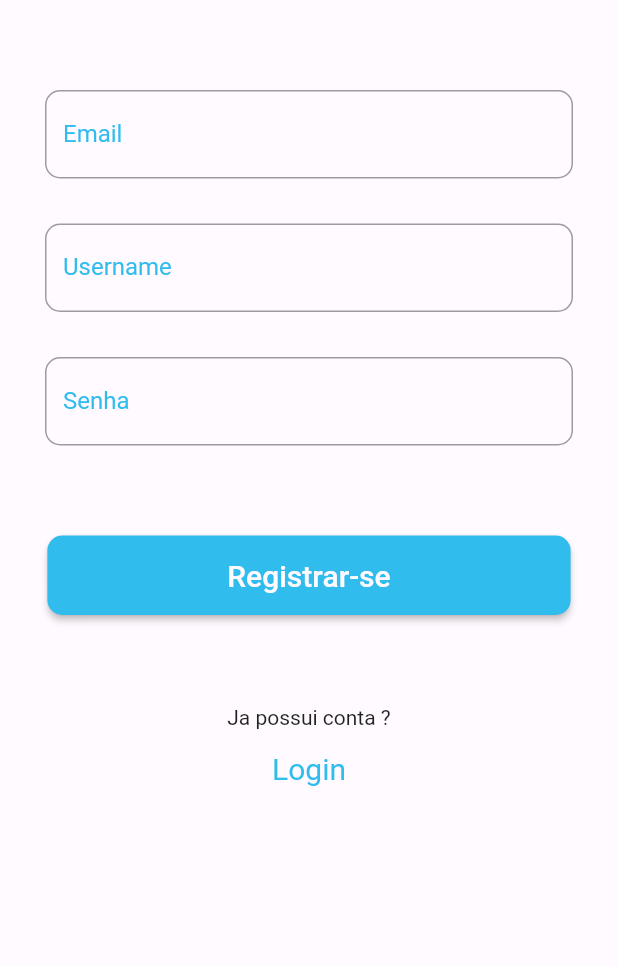
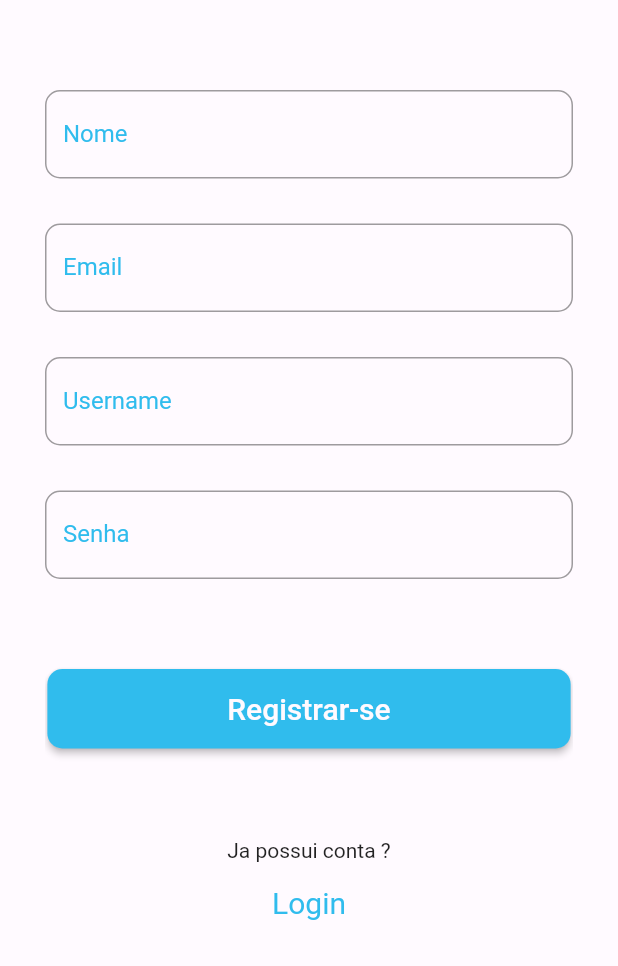
Before and after one commit to Rafael-Franchini/Gerenciador-de-projetos, a Flutter app: the Registrar screen opened by its route, on a phone screen of 412 x 824 dp, the part 270-1236 px from its top. Run offline on Flutter 3.47's test engine with Material 2 defaults, Android fonts, the phone set to English and light mode, and no system bars.

Commit message:
Criacao de arquivos obj

```diff
--- /dev/null
+++ b/gerenciadorprojetos/lib/models/grupo.dart
@@ -0,0 +1,43 @@
+import 'package:gerenciadorprojetos/models/projeto.dart';
+import 'package:gerenciadorprojetos/models/user.dart';
+
+class Grupo {
+  Grupo(
+      {required this.lider,
+      required this.Nome,
+      required this.Projetos,
+      required this.participantes});
+  Grupo.fromJson(Map<dynamic, dynamic> json)
+      : Nome = json["Nome"],
+        Projetos = json["Projetos"],
+        participantes = json["participantes"],
+        lider = json["Lider"];
+  String Nome;
+  List<Projeto> Projetos;
+  List<User> participantes;
+  String lider;
+  void addParticipante(User user) {
+    participantes.add(user);
+  }
+
+  void RemoveParticipante(User user) {
+    participantes.remove(user);
+  }
+
+  void addProj(Projeto proj) {
+    Projetos.add(proj);
+  }
+
+  void removeProj(Projeto proj) {
+    Projetos.remove(proj);
+  }
+
+  Map<dynamic, dynamic> toJson() {
+    return {
+      "Nome": Nome,
+      "Projetos": Projetos,
+      "participantes": participantes,
+      "Lider": lider,
+    };
+  }
+}
--- /dev/null
+++ b/gerenciadorprojetos/lib/models/user.dart
@@ -0,0 +1,31 @@
+import 'package:gerenciadorprojetos/models/grupo.dart';
+
+class User {
+  User({
+    required this.Nome,
+    required this.Email,
+    required this.Password,
+    required this.Usuario,
+    required this.grupos,
+  });
+  User.fromJson(Map<dynamic, dynamic> json)
+      : Nome = json["Nome"],
+        Email = json["Email"],
+        Password = json["senha"],
+        Usuario = json["usuario"],
+        grupos = json["grupos"];
+  String Nome;
+  String Email;
+  String Password;
+  String Usuario;
+  List<Grupo> grupos;
+  Map<String, dynamic> toJson() {
+    return {
+      "Nome": Nome,
+      "Email": Email,
+      "Password": Password,
+      "Usuario": Usuario,
+      "grupos": grupos,
+    };
+  }
+}
--- a/gerenciadorprojetos/lib/pages/criagrupo.dart
+++ b/gerenciadorprojetos/lib/pages/criagrupo.dart
@@ -1,9 +1,11 @@
 import 'package:flutter/material.dart';
+import 'package:gerenciadorprojetos/models/user.dart';
 
 class CriaGrupo extends StatelessWidget {
   CriaGrupo({super.key});
   final TextEditingController nomeG = TextEditingController();
   final TextEditingController emailG = TextEditingController();
+  late List<User> Usuarios;
   @override
   Widget build(BuildContext context) {
     return Scaffold(
--- a/gerenciadorprojetos/lib/pages/registrar.dart
+++ b/gerenciadorprojetos/lib/pages/registrar.dart
@@ -1,4 +1,5 @@
 import 'package:flutter/material.dart';
+import 'package:gerenciadorprojetos/models/user.dart';
 
 class Registrar extends StatefulWidget {
   const Registrar({super.key});
@@ -7,6 +8,7 @@ class Registrar extends StatefulWidget {
 }
 
 class _LoginScreenState extends State<Registrar> {
+  final TextEditingController nomes = TextEditingController();
   final TextEditingController emails = TextEditingController();
   final TextEditingController usernames = TextEditingController();
   final TextEditingController senhas = TextEditingController();
@@ -30,6 +32,23 @@ class _LoginScreenState extends State<Registrar> {
                   ),
                   SizedBox(
                     height: 60,
+                  ),
+                  TextField(
+                    controller: nomes,
+                    decoration: InputDecoration(
+                      border: OutlineInputBorder(
+                        borderRadius: BorderRadius.circular(10),
+                      ),
+                      labelText: 'Nome',
+                      hintText: "Nome completo",
+                      labelStyle: TextStyle(
+                        overflow: TextOverflow.ellipsis,
+                        color: Color(0xFF30BCED),
+                      ),
+                    ),
+                  ),
+                  SizedBox(
+                    height: 30,
                   ),
                   TextField(
                     controller: emails,
@@ -139,6 +158,19 @@ class _LoginScreenState extends State<Registrar> {
     String pass = senhas.text;
     String email = emails.text;
     String username = usernames.text;
-    Navigator.of(context).pushNamed('/login');
+    String nome = nomes.text;
+    if (pass.isNotEmpty &&
+        email.isNotEmpty &&
+        username.isNotEmpty &&
+        nome.isNotEmpty) {
+      User novo = User(
+        Nome: nome,
+        Email: email,
+        Password: pass,
+        Usuario: username,
+        grupos: [],
+      );
+      Navigator.of(context).pushNamed('/login');
+    } else {}
   }
 }
--- a/gerenciadorprojetos/pubspec.yaml
+++ b/gerenciadorprojetos/pubspec.yaml
@@ -35,6 +35,8 @@ dependencies:
   # The following adds the Cupertino Icons font to your application.
   # Use with the CupertinoIcons class for iOS style icons.
   cupertino_icons: ^1.0.2
+  shared_preferences: ^2.2.1
+  http: ^1.1.0
 
 dev_dependencies:
   flutter_test:
```
Also changed, not shown: gerenciadorprojetos/lib/models/projeto.dart (added, +36 -0 lines), gerenciadorprojetos/lib/models/tarefa.dart (added, +24 -0 lines), gerenciadorprojetos/lib/packges/grupo.dart (deleted, +0 -16 lines), gerenciadorprojetos/lib/packges/user.dart (deleted, +0 -26 lines), gerenciadorprojetos/lib/packges/projeto.dart (deleted), gerenciadorprojetos/lib/packges/tarefa.dart (deleted), gerenciadorprojetos/pubspec.lock.
